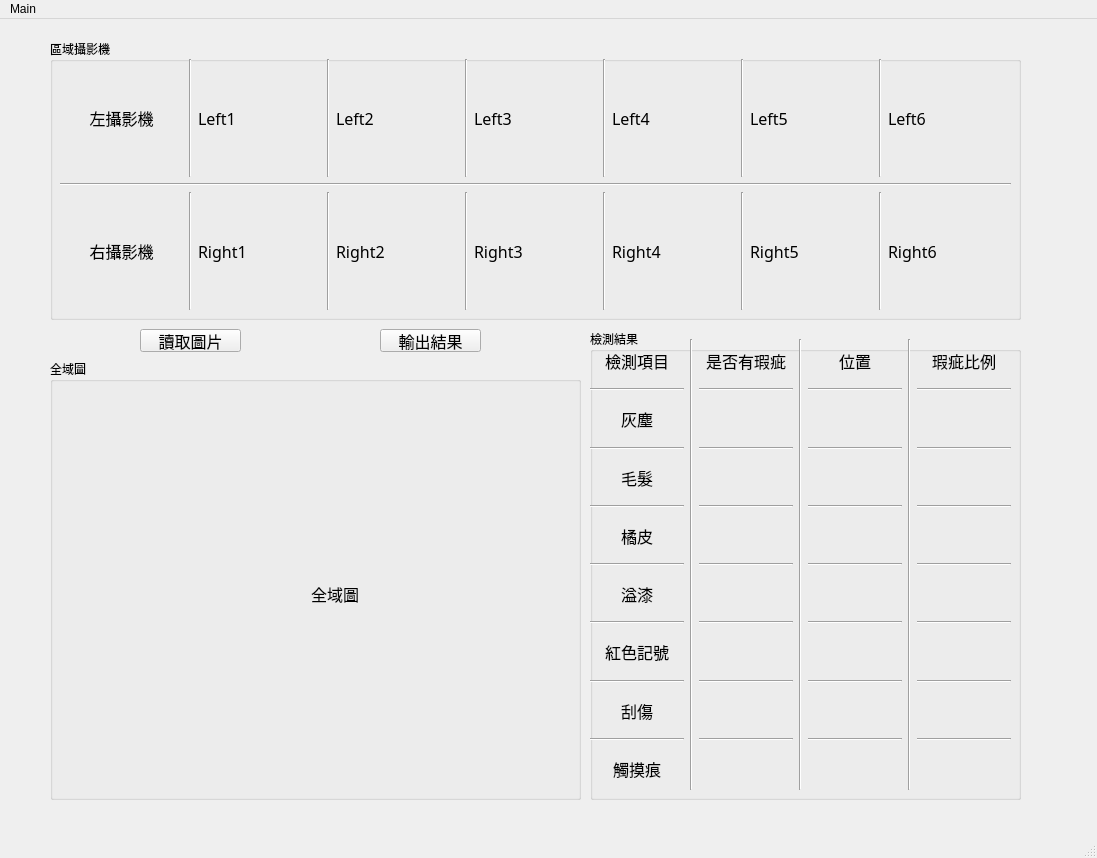
First picture: the form in GUI/tiredetect.ui, repository Ivy60627/Tire-Defect-Detection-System, before the edit.
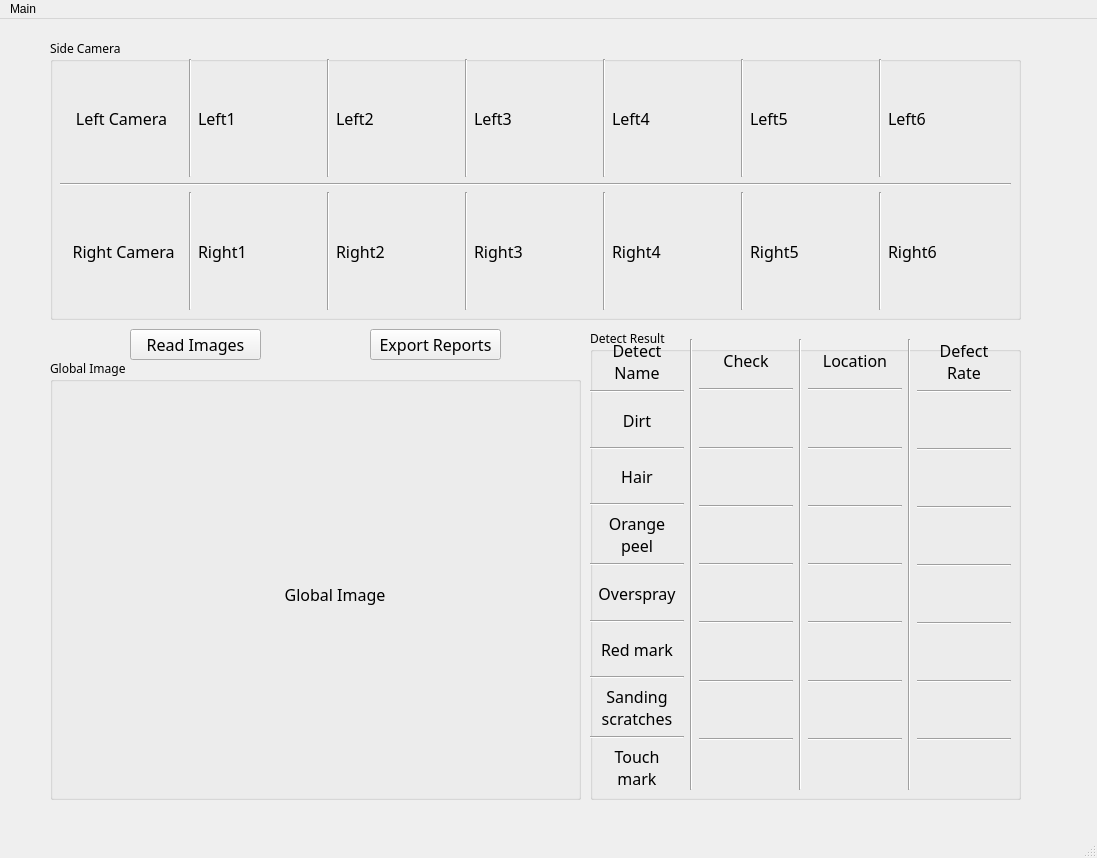
Second picture: the form after the edit.

Patch:
```diff
--- a/GUI/tiredetect.ui
+++ b/GUI/tiredetect.ui
@@ -20,10 +20,10 @@
    <widget class="QPushButton" name="pushButton_reading_images">
     <property name="geometry">
      <rect>
-      <x>140</x>
+      <x>130</x>
       <y>310</y>
-      <width>101</width>
-      <height>23</height>
+      <width>131</width>
+      <height>31</height>
      </rect>
     </property>
     <property name="font">
@@ -33,16 +33,16 @@
      </font>
     </property>
     <property name="text">
-     <string>讀取圖片</string>
+     <string>Read Images</string>
     </property>
    </widget>
    <widget class="QPushButton" name="pushButton_export_result">
     <property name="geometry">
      <rect>
-      <x>380</x>
+      <x>370</x>
       <y>310</y>
-      <width>101</width>
-      <height>23</height>
+      <width>131</width>
+      <height>31</height>
      </rect>
     </property>
     <property name="font">
@@ -52,7 +52,7 @@
      </font>
     </property>
     <property name="text">
-     <string>輸出結果</string>
+     <string>Export Reports</string>
     </property>
    </widget>
    <widget class="QGroupBox" name="groupBox_tire_side">
@@ -73,7 +73,7 @@
      <bool>true</bool>
     </property>
     <property name="title">
-     <string>區域攝影機</string>
+     <string>Side Camera</string>
     </property>
     <widget class="QWidget" name="verticalLayoutWidget">
      <property name="geometry">
@@ -102,7 +102,7 @@
            </font>
           </property>
           <property name="text">
-           <string>左攝影機</string>
+           <string>Left Camera</string>
           </property>
           <property name="alignment">
            <set>Qt::AlignCenter</set>
@@ -291,7 +291,7 @@
            </font>
           </property>
           <property name="text">
-           <string>右攝影機</string>
+           <string> Right Camera</string>
           </property>
           <property name="alignment">
            <set>Qt::AlignCenter</set>
@@ -474,7 +474,7 @@
      </font>
     </property>
     <property name="title">
-     <string>檢測結果</string>
+     <string>Detect Result</string>
     </property>
     <widget class="QWidget" name="horizontalLayoutWidget_3">
      <property name="geometry">
@@ -503,7 +503,8 @@
            </font>
           </property>
           <property name="text">
-           <string>檢測項目</string>
+           <string>Detect
+Name</string>
           </property>
           <property name="alignment">
            <set>Qt::AlignCenter</set>
@@ -532,7 +533,7 @@
            </font>
           </property>
           <property name="text">
-           <string>灰塵</string>
+           <string>Dirt</string>
           </property>
           <property name="alignment">
            <set>Qt::AlignCenter</set>
@@ -561,7 +562,7 @@
            </font>
           </property>
           <property name="text">
-           <string>毛髮</string>
+           <string>Hair</string>
           </property>
           <property name="alignment">
            <set>Qt::AlignCenter</set>
@@ -590,7 +591,8 @@
            </font>
           </property>
           <property name="text">
-           <string>橘皮</string>
+           <string>Orange
+peel</string>
           </property>
           <property name="alignment">
            <set>Qt::AlignCenter</set>
@@ -619,7 +621,7 @@
            </font>
           </property>
           <property name="text">
-           <string>溢漆</string>
+           <string>Overspray</string>
           </property>
           <property name="alignment">
            <set>Qt::AlignCenter</set>
@@ -648,7 +650,7 @@
            </font>
           </property>
           <property name="text">
-           <string>紅色記號</string>
+           <string>Red mark</string>
           </property>
           <property name="alignment">
            <set>Qt::AlignCenter</set>
@@ -677,7 +679,8 @@
            </font>
           </property>
           <property name="text">
-           <string>刮傷</string>
+           <string>Sanding
+scratches</string>
           </property>
           <property name="alignment">
            <set>Qt::AlignCenter</set>
@@ -706,7 +709,8 @@
            </font>
           </property>
           <property name="text">
-           <string>觸摸痕</string>
+           <string>Touch
+mark</string>
           </property>
           <property name="alignment">
            <set>Qt::AlignCenter</set>
@@ -739,7 +743,7 @@
            </font>
           </property>
           <property name="text">
-           <string>是否有瑕疵</string>
+           <string>Check</string>
           </property>
           <property name="alignment">
            <set>Qt::AlignCenter</set>
@@ -968,6 +972,12 @@
        <layout class="QVBoxLayout" name="verticalLayout_4">
         <item>
          <widget class="QLabel" name="label_location">
+          <property name="sizePolicy">
+           <sizepolicy hsizetype="Ignored" vsizetype="Ignored">
+            <horstretch>0</horstretch>
+            <verstretch>0</verstretch>
+           </sizepolicy>
+          </property>
           <property name="font">
            <font>
             <family>微軟正黑體</family>
@@ -975,7 +985,7 @@
            </font>
           </property>
           <property name="text">
-           <string>位置</string>
+           <string>Location</string>
           </property>
           <property name="alignment">
            <set>Qt::AlignCenter</set>
@@ -1268,7 +1278,8 @@
            </font>
           </property>
           <property name="text">
-           <string>瑕疵比例</string>
+           <string>Defect
+Rate</string>
           </property>
           <property name="alignment">
            <set>Qt::AlignCenter</set>
@@ -1561,7 +1572,7 @@
      </font>
     </property>
     <property name="title">
-     <string>全域圖</string>
+     <string>Global Image</string>
     </property>
     <widget class="QLabel" name="label_tire_all">
      <property name="geometry">
@@ -1579,7 +1590,7 @@
       </font>
      </property>
      <property name="text">
-      <string>全域圖</string>
+      <string>Global Image</string>
      </property>
      <property name="alignment">
       <set>Qt::AlignCenter</set>
```
